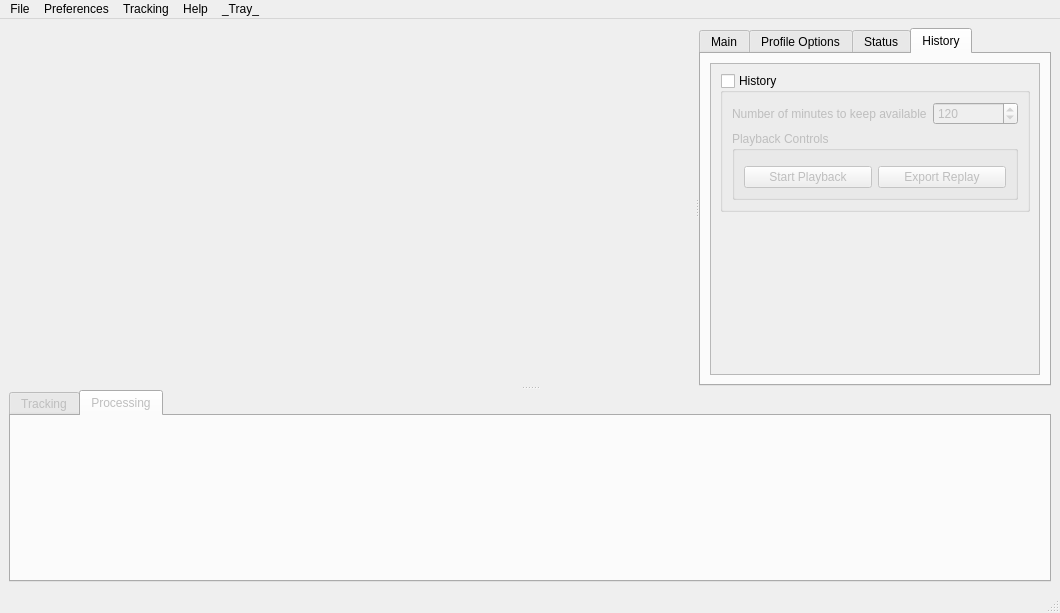
Old version of the form mousetracks2/gui/ui/layout.ui in the repository huntfx/MouseTracks.
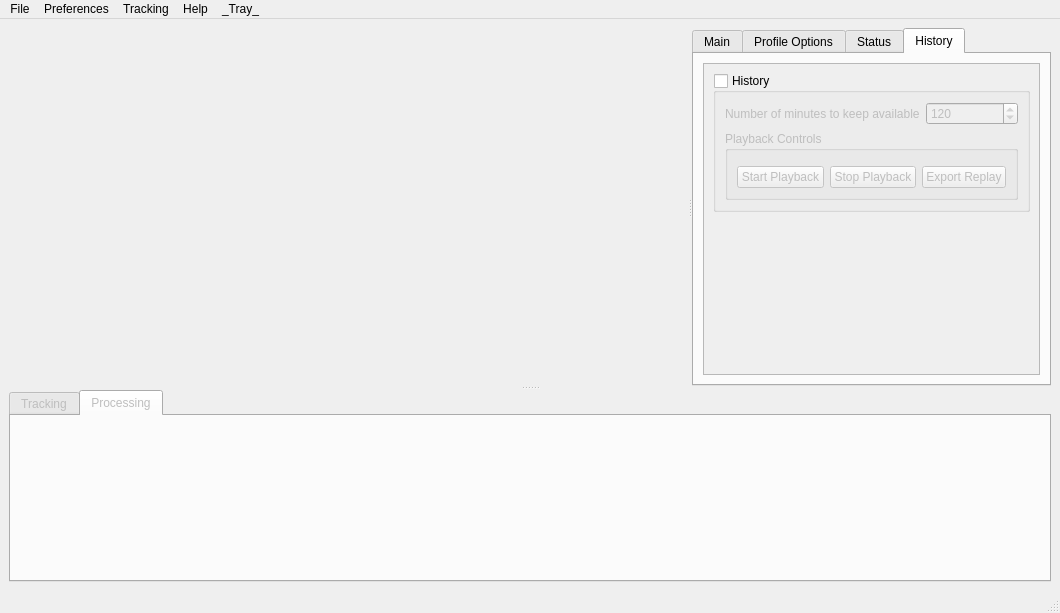
New version of the form. The open tabs and pages were chosen to show the change. Custom widgets are drawn as their Qt base class.

Commit message:
Add live history playback
Basic implementation for #71

The edit to the form file:
```diff
--- a/mousetracks2/gui/ui/layout.ui
+++ b/mousetracks2/gui/ui/layout.ui
@@ -2181,6 +2181,13 @@
                         </property>
                        </widget>
                       </item>
+                      <item>
+                       <widget class="QPushButton" name="playback_stop">
+                        <property name="text">
+                         <string>Stop Playback</string>
+                        </property>
+                       </widget>
+                      </item>
                       <item>
                        <widget class="QPushButton" name="playback_export">
                         <property name="text">
```
The commit also changes 7 other files.
